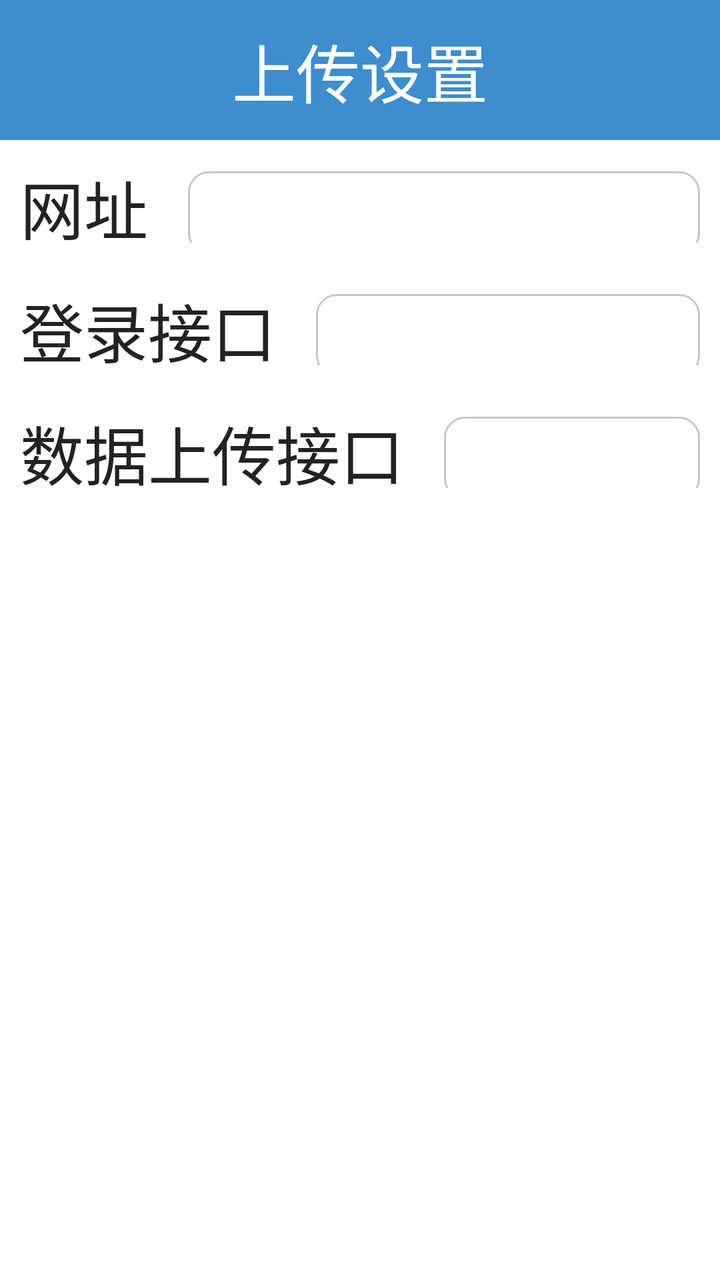
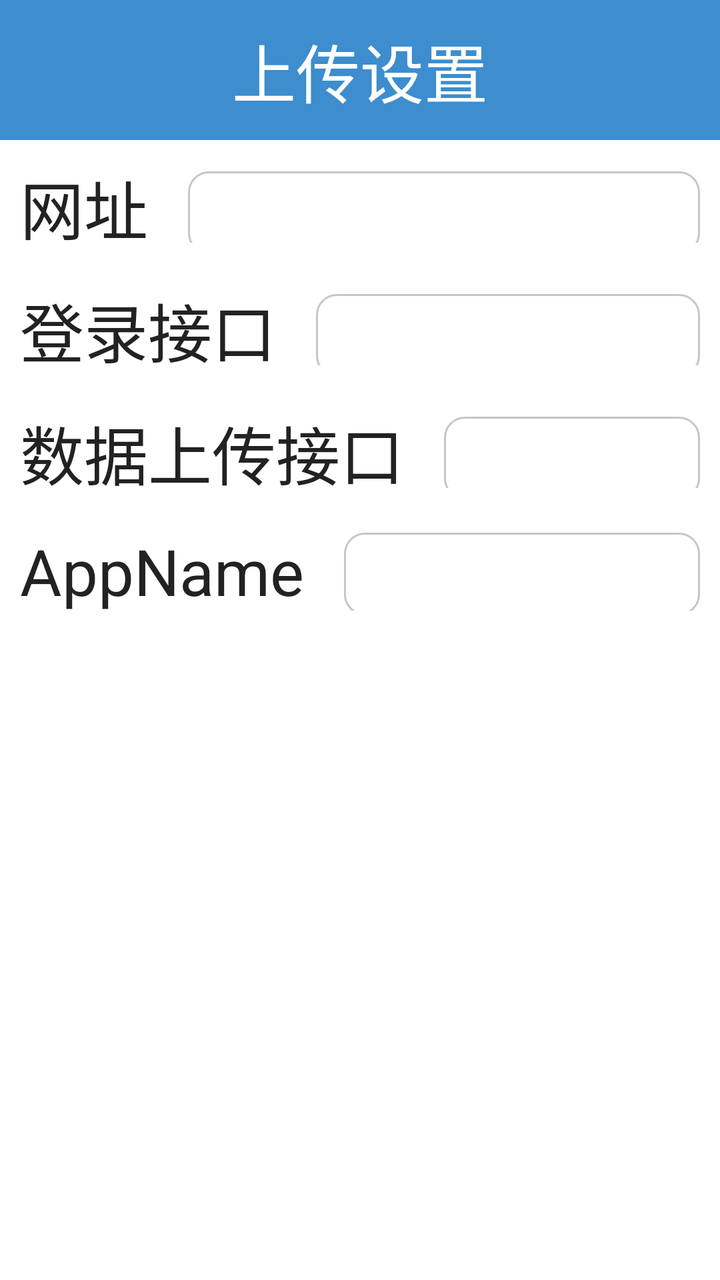

An Android layout rendered at two revisions. The XML below is the earlier revision; the diff shows what the commit changed to produce the second picture.
<!-- AndroidManifest.xml: application theme AppTheme -->
<!-- res/layout/dialog_edit_url_layout.xml -->
<?xml version="1.0" encoding="utf-8"?>
<LinearLayout xmlns:android="http://schemas.android.com/apk/res/android"
    xmlns:tools="http://schemas.android.com/tools"
    android:layout_width="match_parent"
    android:layout_height="match_parent"
    android:background="@color/white"
    android:orientation="vertical">

    <TextView
        android:id="@+id/dialog_edit_title"
        android:layout_width="match_parent"
        android:layout_height="70dp"
        android:background="@color/title_color"
        android:gravity="center"
        android:text="上传设置"
        android:textColor="@color/white"
        android:textSize="32sp" />

    <LinearLayout
        android:layout_width="match_parent"
        android:layout_height="wrap_content"
        android:layout_margin="10dp"
        android:orientation="horizontal">

        <TextView
            android:id="@+id/tv_hint_et"
            android:layout_width="wrap_content"
            android:layout_height="match_parent"
            android:gravity="center_vertical"
            android:text="网址"
            android:textColor="@color/text_black"
            android:textSize="32sp" />

        <EditText
            android:id="@+id/et_url"
            style="@style/btnSystemSetting"
            android:layout_width="match_parent"
            android:layout_height="wrap_content"
            android:layout_marginLeft="20dp"
            android:layout_marginTop="0dp"
            android:inputType="textWebEditText"
            android:textSize="28sp" />
    </LinearLayout>


    <ScrollView
        android:layout_width="match_parent"
        android:layout_height="300dp">
        <LinearLayout
            android:id="@+id/ll_l"
            android:layout_width="match_parent"
            android:layout_height="wrap_content"
            android:orientation="vertical">






                <LinearLayout
                    android:id="@+id/ll_2"
                    android:layout_width="match_parent"
                    android:layout_height="wrap_content"
                    android:layout_margin="10dp"
                    android:orientation="horizontal"
                    android:visibility="visible">

                    <TextView
                        android:id="@+id/tv_hint_et2"
                        android:layout_width="wrap_content"
                        android:layout_height="match_parent"
                        android:gravity="center_vertical"
                        android:text="登录接口"
                        android:textColor="@color/text_black"
                        android:textSize="32sp" />

                    <EditText
                        android:id="@+id/et_input1"
                        style="@style/btnSystemSetting"
                        android:layout_width="match_parent"
                        android:layout_height="wrap_content"
                        android:layout_marginLeft="20dp"
                        android:layout_marginTop="0dp"
                        android:inputType="textWebEditText"
                        android:textSize="28sp" />

                </LinearLayout>





            <LinearLayout
                android:id="@+id/ll_3"
                android:layout_width="match_parent"
                android:layout_height="wrap_content"
                android:layout_margin="10dp"
                android:orientation="horizontal"
                android:visibility="gone">

                <TextView
                    android:id="@+id/tv_hint_et3"
                    android:layout_width="wrap_content"
                    android:layout_height="match_parent"
                    android:gravity="center_vertical"
                    android:text="获取归属地接口"
                    android:textColor="@color/text_black"
                    android:textSize="32sp" />


                <EditText
                    android:id="@+id/et_input2"
                    style="@style/btnSystemSetting"
                    android:layout_width="match_parent"
                    android:layout_height="wrap_content"
                    android:layout_marginLeft="20dp"
                    android:layout_marginTop="0dp"
                    android:inputType="textWebEditText"
                    android:textSize="28sp" />


            </LinearLayout>

            <LinearLayout
                android:id="@+id/ll_4"
                android:layout_width="match_parent"
                android:layout_height="wrap_content"
                android:layout_margin="10dp"
                android:orientation="horizontal"
                android:visibility="gone">

                <TextView
                    android:layout_width="wrap_content"
                    android:layout_height="match_parent"
                    android:gravity="center_vertical"
                    android:text="有效性判定接口"
                    android:textColor="@color/text_black"
                    android:textSize="32sp" />



                <EditText
                    android:id="@+id/et_input3"
                    style="@style/btnSystemSetting"
                    android:layout_width="match_parent"
                    android:layout_height="wrap_content"
                    android:layout_marginLeft="20dp"
                    android:layout_marginTop="0dp"
                    android:inputType="textWebEditText"
                    android:textSize="28sp" />


            </LinearLayout>

            <LinearLayout
                android:id="@+id/ll_5"
                android:layout_width="match_parent"
                android:layout_height="wrap_content"
                android:layout_margin="10dp"
                android:orientation="horizontal"
                android:visibility="gone">

                <TextView
                    android:layout_width="wrap_content"
                    android:layout_height="match_parent"
                    android:gravity="center_vertical"
                    android:text="获取样本信息接口"
                    android:textColor="@color/text_black"
                    android:textSize="32sp" />


                <EditText
                    android:id="@+id/et_input4"
                    style="@style/btnSystemSetting"
                    android:layout_width="match_parent"
                    android:layout_height="wrap_content"
                    android:layout_marginLeft="20dp"
                    android:layout_marginTop="0dp"
                    android:inputType="textWebEditText"
                    android:textSize="28sp" />
            </LinearLayout>

            <LinearLayout
                android:id="@+id/ll_6"
                android:layout_width="match_parent"
                android:layout_height="wrap_content"

                android:layout_margin="10dp"
                android:orientation="horizontal"
                android:visibility="visible">

                <TextView
                    android:layout_width="wrap_content"
                    android:layout_height="match_parent"
                    android:gravity="center_vertical"
                    android:text="数据上传接口"
                    android:textColor="@color/text_black"
                    android:textSize="32sp" />


                <EditText
                    android:id="@+id/et_input5"
                    style="@style/btnSystemSetting"
                    android:layout_width="match_parent"
                    android:layout_height="wrap_content"
                    android:layout_marginLeft="20dp"
                    android:layout_marginTop="0dp"
                    android:inputType="textWebEditText"
                    android:textSize="28sp" />
            </LinearLayout>



        </LinearLayout>
    </ScrollView>

    <LinearLayout
        android:layout_width="match_parent"
        android:layout_height="wrap_content"
        android:orientation="horizontal"
        android:layout_margin="10dp"
        android:paddingLeft="400dp">

        <Button
            android:id="@+id/btn_save"
            style="@style/BtnBottom"
            android:text="保存" />

        <Button
            android:id="@+id/btn_cancel"
            style="@style/BtnBottom"
            android:text="取消" />
    </LinearLayout>
</LinearLayout>
<!-- resources referenced by this layout -->
<resources>
  <color name="text_black">#222222</color>
  <color name="title_color">#3D8DCF</color>
  <color name="white">#ffffff</color>
  <style name="BtnBottom" parent="android:Widget.Material.Light.Button.Borderless.Small">
          
          <item name="android:textSize">28sp</item>
          <item name="android:textColor">@android:color/white</item>
          <item name="android:background">@drawable/btn_default1</item>
          <item name="android:layout_width">0dp</item>
          <item name="android:layout_marginRight">25dp</item>
          <item name="android:layout_marginLeft">25dp</item>
          <item name="android:layout_height">wrap_content</item>
          <item name="android:layout_weight">1</item>
      </style>
  <style name="btnSystemSetting">
          <item name="android:layout_marginTop">2dp</item>
          <item name="android:background">@drawable/selector_btn_setting</item>
          <item name="android:paddingTop">2dp</item>
          <item name="android:layout_height">wrap_content</item>
          <item name="android:textSize">20sp</item>
          <item name="android:paddingBottom">2dp</item>
      </style>
  <style name="AppTheme" parent="Theme.AppCompat.Light.DarkActionBar">
          
          <item name="android:windowNoTitle">true</item>
          <item name="android:windowFullscreen">true</item>
      </style>
  <!-- drawable btn_default1 (drawable) -->
  <?xml version="1.0" encoding="utf-8"?>
  <selector xmlns:android="http://schemas.android.com/apk/res/android">
      <item android:state_pressed="true" android:drawable="@drawable/btn_blue_selected1"></item>
      <item android:state_pressed="false" android:drawable="@drawable/btn_blue_normal1"></item>
      <item android:drawable="@drawable/btn_blue_normal1"></item>
  </selector>
  <!-- drawable selector_btn_setting (drawable) -->
  <?xml version="1.0" encoding="utf-8"?>
  <selector xmlns:android="http://schemas.android.com/apk/res/android">
  <item android:state_pressed="true" android:drawable="@drawable/btn_bg_state_p"></item>
  <item android:state_pressed="false" android:drawable="@drawable/btn_bg_state_n"></item>
  </selector>
  <!-- drawable btn_blue_selected1: png bitmap (drawable, 444 bytes) -->
  <!-- drawable btn_blue_normal1: png bitmap (drawable, 832 bytes) -->
  <!-- drawable btn_bg_state_p (drawable) -->
  <?xml version="1.0" encoding="utf-8"?>
  <shape xmlns:android="http://schemas.android.com/apk/res/android"
      android:shape="rectangle">
      <stroke
          android:width="1dp"
          android:color="#c6c6c6"></stroke>
      <corners android:radius="10dp"></corners>
      <solid android:color="#bbbbbb"></solid>
  </shape>
  <!-- drawable btn_bg_state_n (drawable) -->
  <?xml version="1.0" encoding="utf-8"?>
  <shape xmlns:android="http://schemas.android.com/apk/res/android"
      android:shape="rectangle">
      <stroke
          android:width="1dp"
          android:color="#c6c6c6"></stroke>
      <corners android:radius="10dp"></corners>
      <solid android:color="@color/white"></solid>
  </shape>
</resources>

<!-- the commit's change to res/layout/dialog_edit_url_layout.xml (unified diff, before → after) -->
@@ -91,19 +91,107 @@
 
 
             <LinearLayout
+                android:id="@+id/ll_4"
+                android:layout_width="match_parent"
+                android:layout_height="wrap_content"
+                android:layout_margin="10dp"
+                android:orientation="horizontal"
+                android:visibility="gone">
+
+                <TextView
+                    android:layout_width="wrap_content"
+                    android:layout_height="match_parent"
+                    android:gravity="center_vertical"
+                    android:text="有效性判定接口"
+                    android:textColor="@color/text_black"
+                    android:textSize="32sp" />
+
+
+
+                <EditText
+                    android:id="@+id/et_input3"
+                    style="@style/btnSystemSetting"
+                    android:layout_width="match_parent"
+                    android:layout_height="wrap_content"
+                    android:layout_marginLeft="20dp"
+                    android:layout_marginTop="0dp"
+                    android:inputType="textWebEditText"
+                    android:textSize="28sp" />
+
+
+            </LinearLayout>
+
+            <LinearLayout
+                android:id="@+id/ll_5"
+                android:layout_width="match_parent"
+                android:layout_height="wrap_content"
+                android:layout_margin="10dp"
+                android:orientation="horizontal"
+                android:visibility="gone">
+
+                <TextView
+                    android:layout_width="wrap_content"
+                    android:layout_height="match_parent"
+                    android:gravity="center_vertical"
+                    android:text="获取样本信息接口"
+                    android:textColor="@color/text_black"
+                    android:textSize="32sp" />
+
+
+                <EditText
+                    android:id="@+id/et_input4"
+                    style="@style/btnSystemSetting"
+                    android:layout_width="match_parent"
+                    android:layout_height="wrap_content"
+                    android:layout_marginLeft="20dp"
+                    android:layout_marginTop="0dp"
+                    android:inputType="textWebEditText"
+                    android:textSize="28sp" />
+            </LinearLayout>
+
+            <LinearLayout
+                android:id="@+id/ll_6"
+                android:layout_width="match_parent"
+                android:layout_height="wrap_content"
+
+                android:layout_margin="10dp"
+                android:orientation="horizontal"
+                android:visibility="visible">
+
+                <TextView
+                    android:layout_width="wrap_content"
+                    android:layout_height="match_parent"
+                    android:gravity="center_vertical"
+                    android:text="数据上传接口"
+                    android:textColor="@color/text_black"
+                    android:textSize="32sp" />
+
+
+                <EditText
+                    android:id="@+id/et_input5"
+                    style="@style/btnSystemSetting"
+                    android:layout_width="match_parent"
+                    android:layout_height="wrap_content"
+                    android:layout_marginLeft="20dp"
+                    android:layout_marginTop="0dp"
+                    android:inputType="textWebEditText"
+                    android:textSize="28sp" />
+            </LinearLayout>
+
+            <LinearLayout
                 android:id="@+id/ll_3"
                 android:layout_width="match_parent"
                 android:layout_height="wrap_content"
                 android:layout_margin="10dp"
                 android:orientation="horizontal"
-                android:visibility="gone">
+                android:visibility="visible">
 
                 <TextView
                     android:id="@+id/tv_hint_et3"
                     android:layout_width="wrap_content"
                     android:layout_height="match_parent"
                     android:gravity="center_vertical"
-                    android:text="获取归属地接口"
+                    android:text="AppName"
                     android:textColor="@color/text_black"
                     android:textSize="32sp" />
 
@@ -119,94 +207,6 @@
                     android:textSize="28sp" />
 
 
-            </LinearLayout>
-
-            <LinearLayout
-                android:id="@+id/ll_4"
-                android:layout_width="match_parent"
-                android:layout_height="wrap_content"
-                android:layout_margin="10dp"
-                android:orientation="horizontal"
-                android:visibility="gone">
-
-                <TextView
-                    android:layout_width="wrap_content"
-                    android:layout_height="match_parent"
-                    android:gravity="center_vertical"
-                    android:text="有效性判定接口"
-                    android:textColor="@color/text_black"
-                    android:textSize="32sp" />
-
-
-
-                <EditText
-                    android:id="@+id/et_input3"
-                    style="@style/btnSystemSetting"
-                    android:layout_width="match_parent"
-                    android:layout_height="wrap_content"
-                    android:layout_marginLeft="20dp"
-                    android:layout_marginTop="0dp"
-                    android:inputType="textWebEditText"
-                    android:textSize="28sp" />
-
-
-            </LinearLayout>
-
-            <LinearLayout
-                android:id="@+id/ll_5"
-                android:layout_width="match_parent"
-                android:layout_height="wrap_content"
-                android:layout_margin="10dp"
-                android:orientation="horizontal"
-                android:visibility="gone">
-
-                <TextView
-                    android:layout_width="wrap_content"
-                    android:layout_height="match_parent"
-                    android:gravity="center_vertical"
-                    android:text="获取样本信息接口"
-                    android:textColor="@color/text_black"
-                    android:textSize="32sp" />
-
-
-                <EditText
-                    android:id="@+id/et_input4"
-                    style="@style/btnSystemSetting"
-                    android:layout_width="match_parent"
-                    android:layout_height="wrap_content"
-                    android:layout_marginLeft="20dp"
-                    android:layout_marginTop="0dp"
-                    android:inputType="textWebEditText"
-                    android:textSize="28sp" />
-            </LinearLayout>
-
-            <LinearLayout
-                android:id="@+id/ll_6"
-                android:layout_width="match_parent"
-                android:layout_height="wrap_content"
-
-                android:layout_margin="10dp"
-                android:orientation="horizontal"
-                android:visibility="visible">
-
-                <TextView
-                    android:layout_width="wrap_content"
-                    android:layout_height="match_parent"
-                    android:gravity="center_vertical"
-                    android:text="数据上传接口"
-                    android:textColor="@color/text_black"
-                    android:textSize="32sp" />
-
-
-                <EditText
-                    android:id="@+id/et_input5"
-                    style="@style/btnSystemSetting"
-                    android:layout_width="match_parent"
-                    android:layout_height="wrap_content"
-                    android:layout_marginLeft="20dp"
-                    android:layout_marginTop="0dp"
-                    android:inputType="textWebEditText"
-                    android:textSize="28sp" />
             </LinearLayout>
 
 
